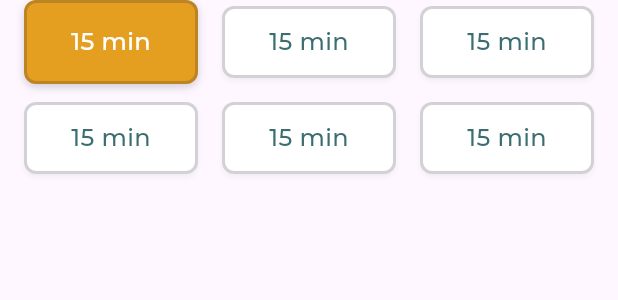
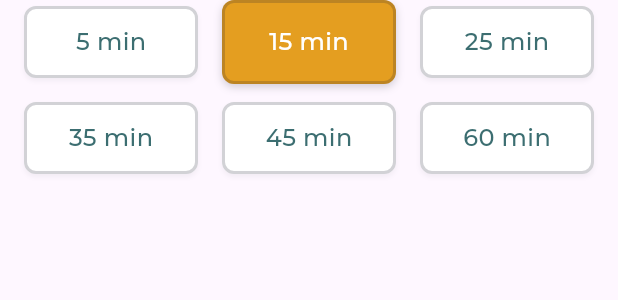
Before and after one commit to jisusDev/play_safe_application, a Flutter app: the _ButtonsTime widget shown alone on an empty page, opened directly, after a tap on "15 min", on a phone screen of 412 x 824 dp. Shown: the top 300 px of the screen. Run offline on Flutter 3.47's test engine with Material 3 defaults, Android fonts, the phone set to English and light mode, and no system bars; our stand-ins replace flutter_riverpod, percent_indicator; project files that could hold a hidden picture were left out.

Commit message:
text dinamic in chip

```diff
--- a/lib/screens/dashboard_screen/elements/bottom_sheet_add_player_element.dart
+++ b/lib/screens/dashboard_screen/elements/bottom_sheet_add_player_element.dart
@@ -49,7 +49,7 @@ class BottomSheetAddPlayerElement extends StatelessWidget {
   }
 }
 
-List<int> timeList = [5, 15, 25, 35, 46, 60];
+List<int> timeList = [5, 15, 25, 35, 45, 60];
 
 class _ButtonsTime extends ConsumerWidget {
   const _ButtonsTime();
@@ -73,10 +73,11 @@ class _ButtonsTime extends ConsumerWidget {
           itemBuilder: (BuildContext context, int index) {
             final isActive = index == activeButtonIndex;
             return PsChip(
-              text: '15 min',
+              text: '${timeList[index]} min',
               isActive: isActive,
               onTap: () {
                 ref.read(activeButtonProvider.notifier).state = index;
+                ref.read(valuebuttonTime.notifier).state = timeList[index];
               },
             );
           },
--- a/lib/screens/dashboard_screen/providers/states_providers.dart
+++ b/lib/screens/dashboard_screen/providers/states_providers.dart
@@ -3,3 +3,5 @@ import 'package:flutter_riverpod/flutter_riverpod.dart';
 
 // changing selection of bottomsheet buttons
 final activeButtonProvider = StateProvider<int>((ref) => 0);
+
+final valuebuttonTime = StateProvider<int>((ref) => 0);
```
